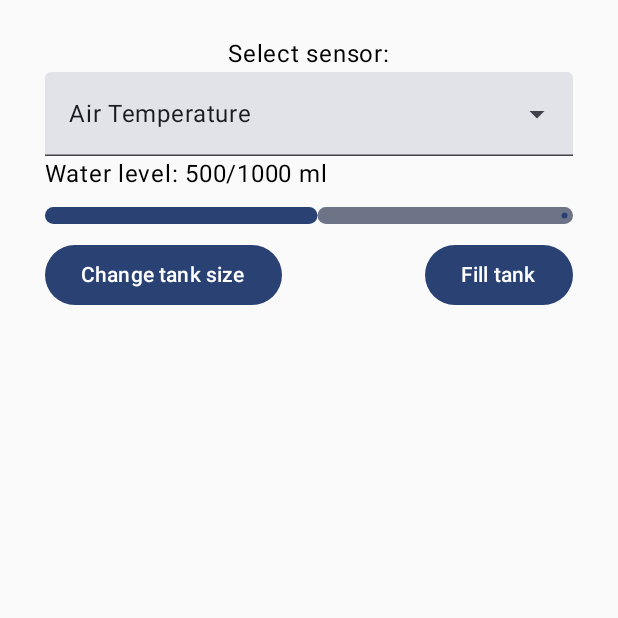
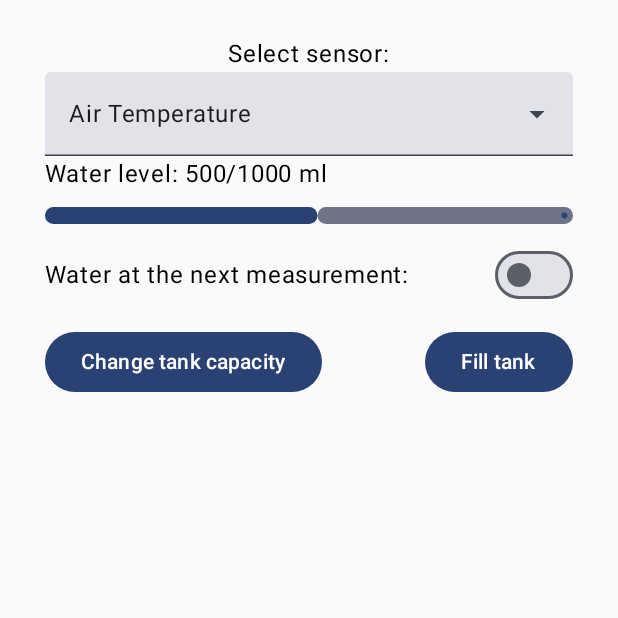
Before and after one commit to bartosz-kanadys/Flower-System-Mobile-Monitor, an Android app built with Jetpack Compose: the screen it shows after launch (MainActivity), on a phone screen of 412 x 824 dp, the top half of it. Run offline under Robolectric (Android 15) with nearby library versions, the phone set to English and light mode, and no system bars.

Commit message:
Update main screen

```diff
--- a/app/src/main/java/com/esp32flower/presentation/screens/system_overivew_screen/SystemOverviewAction.kt
+++ b/app/src/main/java/com/esp32flower/presentation/screens/system_overivew_screen/SystemOverviewAction.kt
@@ -2,7 +2,7 @@ package com.esp32flower.presentation.screens.system_overivew_screen
 
 sealed interface SystemOverviewAction {
     data class OnClickWaterSettings(val newCapacity: Int): SystemOverviewAction
-    data object OnRunPumpClick: SystemOverviewAction
+    data class OnRunPumpClick(val isPumpOn: Boolean): SystemOverviewAction
     data class OnChangeGraphClick(val sensor: SensorType): SystemOverviewAction
     data object OnRefillTankClick: SystemOverviewAction
     data class OnSelectedSensorChange(val sensor: SensorType): SystemOverviewAction
--- a/app/src/main/java/com/esp32flower/presentation/screens/system_overivew_screen/SystemOverviewScreen.kt
+++ b/app/src/main/java/com/esp32flower/presentation/screens/system_overivew_screen/SystemOverviewScreen.kt
@@ -18,13 +18,14 @@ import androidx.compose.material3.ExposedDropdownMenuBox
 import androidx.compose.material3.ExposedDropdownMenuDefaults
 import androidx.compose.material3.LinearProgressIndicator
 import androidx.compose.material3.MaterialTheme
+import androidx.compose.material3.Switch
 import androidx.compose.material3.Text
 import androidx.compose.material3.TextButton
 import androidx.compose.material3.TextField
 import androidx.compose.runtime.Composable
 import androidx.compose.runtime.getValue
 import androidx.compose.runtime.mutableStateOf
-import androidx.compose.runtime.remember
+import androidx.compose.runtime.saveable.rememberSaveable
 import androidx.compose.runtime.setValue
 import androidx.compose.ui.Alignment
 import androidx.compose.ui.Modifier
@@ -54,9 +55,10 @@ fun SystemOverviewScreen(
     onAction: (SystemOverviewAction) -> Unit
 
 ) {
-    var expanded by remember { mutableStateOf(false) }
-    var showDialog by remember { mutableStateOf(false) }
-    var newCapacity by remember { mutableStateOf("") }
+    var expanded by rememberSaveable { mutableStateOf(false) }
+    var showDialog by rememberSaveable { mutableStateOf(false) }
+    var newCapacity by rememberSaveable { mutableStateOf("") }
+
 
     AnimatedVisibility(showDialog) {
         AlertDialog(
@@ -156,9 +158,22 @@ fun SystemOverviewScreen(
                 .padding(top = 10.dp)
                 .height(11.dp)
                 .fillMaxWidth()
-
-
         )
+        Row(
+            verticalAlignment = Alignment.CenterVertically,
+            horizontalArrangement = Arrangement.SpaceBetween,
+            modifier = Modifier
+                .fillMaxWidth()
+                .padding(top = 10.dp)
+        ) {
+            Text( text = "Water at the next measurement: ")
+            Switch(
+                checked = state.isPumpOn,
+                onCheckedChange = {
+                    onAction(SystemOverviewAction.OnRunPumpClick(it))
+                }
+            )
+        }
         Row(
             horizontalArrangement = Arrangement.SpaceBetween,
             modifier = Modifier
@@ -170,7 +185,7 @@ fun SystemOverviewScreen(
                     showDialog = true
                 }
             ) {
-                Text( text = "Change tank size")
+                Text( text = "Change tank capacity")
             }
             Button(
                 onClick = {
@@ -181,7 +196,6 @@ fun SystemOverviewScreen(
             }
         }
     }
-
 }
 
 
--- a/app/src/main/java/com/esp32flower/presentation/screens/system_overivew_screen/SystemOverviewViewModel.kt
+++ b/app/src/main/java/com/esp32flower/presentation/screens/system_overivew_screen/SystemOverviewViewModel.kt
@@ -32,7 +32,11 @@ class SystemOverviewViewModel(
                 }
             }
             is SystemOverviewAction.OnRunPumpClick -> {
-                TODO()
+                _state.update {
+                    it.copy(
+                        isPumpOn = action.isPumpOn
+                    )
+                }
             }
             is SystemOverviewAction.OnSelectedSensorChange -> {
                _state.update {
```
